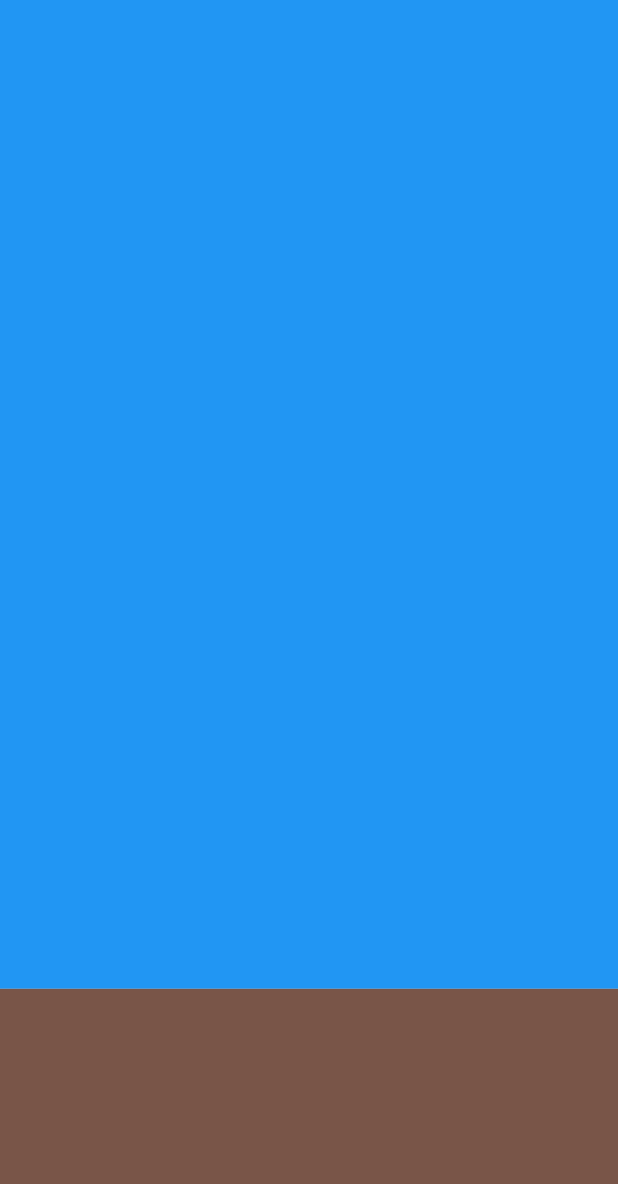
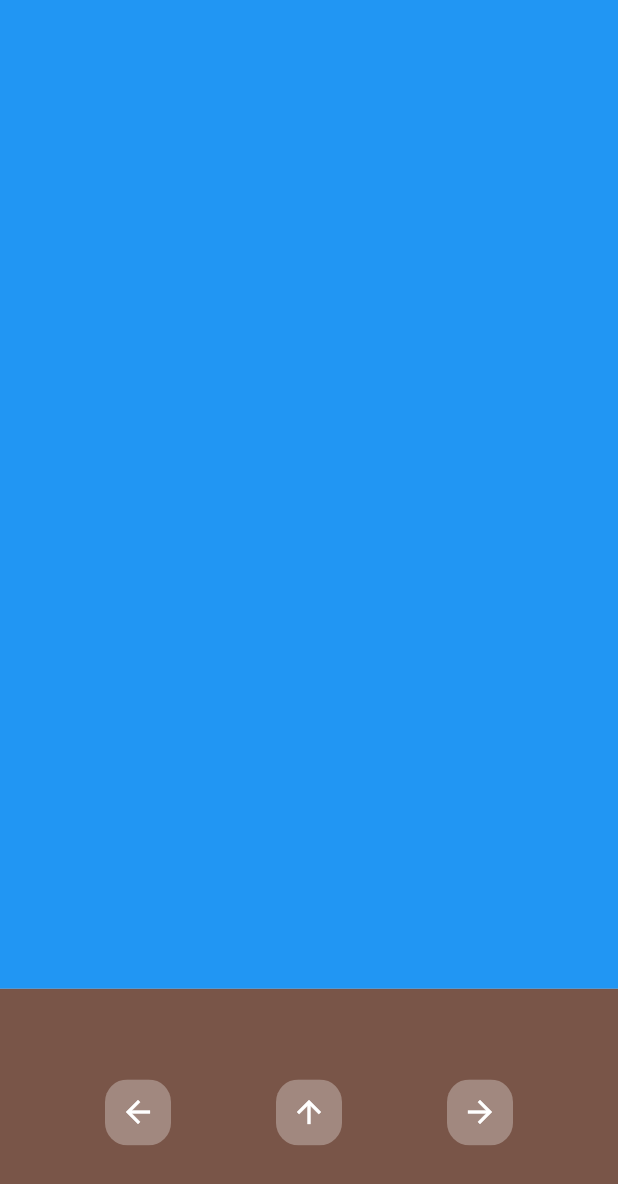
Before and after one commit to Gmoisesq26/super_flutter_bros, a Flutter app: the screen it shows after launch, on a phone screen of 412 x 824 dp. Shown: the top 1184 px of the screen. Run offline on Flutter 3.47's test engine with Material 3 defaults, Android fonts, the phone set to English and light mode, and no system bars; our stand-ins replace material_ui.

Commit message:
feat(button): Custom Button Widget 11:45

```diff
--- /dev/null
+++ b/lib/button.dart
@@ -0,0 +1,19 @@
+import 'package:flutter/material.dart';
+
+class MyButton extends StatelessWidget {
+  final child;
+
+  MyButton({this.child});
+
+  @override
+  Widget build(BuildContext context) {
+    return ClipRRect(
+      borderRadius: BorderRadius.circular(15),
+      child: Container(
+        padding: EdgeInsets.all(10),
+        color: Colors.brown[300],
+        child: child,
+      ),
+    );
+  }
+}
--- a/lib/homepage.dart
+++ b/lib/homepage.dart
@@ -1,4 +1,5 @@
 import 'package:flutter/material.dart';
+import 'package:super_flutter_bros/button.dart';
 
 class HomePage extends StatefulWidget {
   @override
@@ -12,7 +13,24 @@ class _HomePageState extends State<HomePage> {
       body: Column(
         children: [
           Expanded(flex: 4, child: Container(color: Colors.blue)),
-          Expanded(flex: 1, child: Container(color: Colors.brown)),
+          Expanded(
+            flex: 1,
+            child: Container(
+              color: Colors.brown,
+              child: Row(
+                mainAxisAlignment: MainAxisAlignment.spaceEvenly,
+                children: [
+                  MyButton(child: Icon(Icons.arrow_back, color: Colors.white)),
+                  MyButton(
+                    child: Icon(Icons.arrow_upward, color: Colors.white),
+                  ),
+                  MyButton(
+                    child: Icon(Icons.arrow_forward, color: Colors.white),
+                  ),
+                ],
+              ),
+            ),
+          ),
           //5:22
         ],
       ),
```
